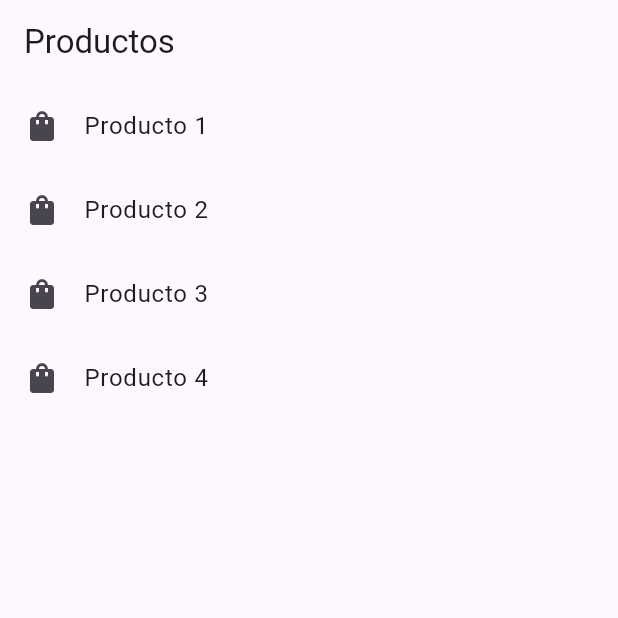
After one commit to angelmendez2111/eCommerce-Flutter, a Flutter app: the ProductsScreen screen opened directly, on a phone screen of 412 x 824 dp, the top half of it. The commit adds this screen. Run offline on Flutter 3.47's test engine with Material 3 defaults, Android fonts, the phone set to English and light mode, and no system bars; network calls fail.

Commit message:
first commit

```diff
--- a/lib/providers/auth_provider.dart
+++ b/lib/providers/auth_provider.dart
@@ -9,4 +9,10 @@ class AuthProvider extends ChangeNotifier {
     notifyListeners();
     return success;
   }
+
+  Future<bool> confirmEmail(String email, String code) async {
+    bool success = await _apiService.confirmEmail(email, code);
+    notifyListeners();
+    return success;
+  }
 }
--- /dev/null
+++ b/lib/screens/products_screen.dart
@@ -0,0 +1,26 @@
+import 'package:flutter/material.dart';
+
+class ProductsScreen extends StatelessWidget {
+  @override
+  Widget build(BuildContext context) {
+    final List<String> products = [
+      "Producto 1",
+      "Producto 2",
+      "Producto 3",
+      "Producto 4",
+    ];
+
+    return Scaffold(
+      appBar: AppBar(title: Text("Productos")),
+      body: ListView.builder(
+        itemCount: products.length,
+        itemBuilder: (context, index) {
+          return ListTile(
+            title: Text(products[index]),
+            leading: Icon(Icons.shopping_bag),
+          );
+        },
+      ),
+    );
+  }
+}
--- a/pubspec.yaml
+++ b/pubspec.yaml
@@ -17,7 +17,7 @@ dependencies:
 
   cupertino_icons: ^1.0.8
   provider: ^6.0.1
-  http: ^0.13.4
+  http: ^1.3.0
   shared_preferences: ^2.4.0
 
 dev_dependencies:
```
Also changed, not shown: lib/api/api_service.dart (+26 -1 lines), lib/screens/confirm_email_screen.dart (added, +63 -0 lines), lib/screens/register_screen.dart (+16 -11 lines), pubspec.lock, 1 other file.
